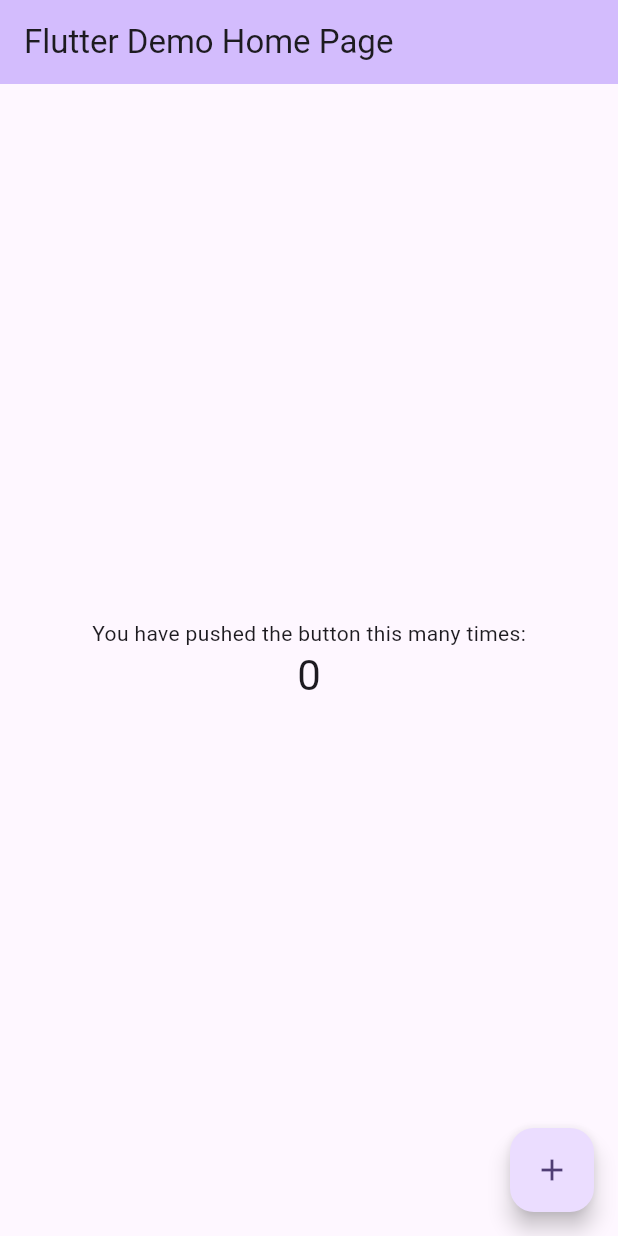
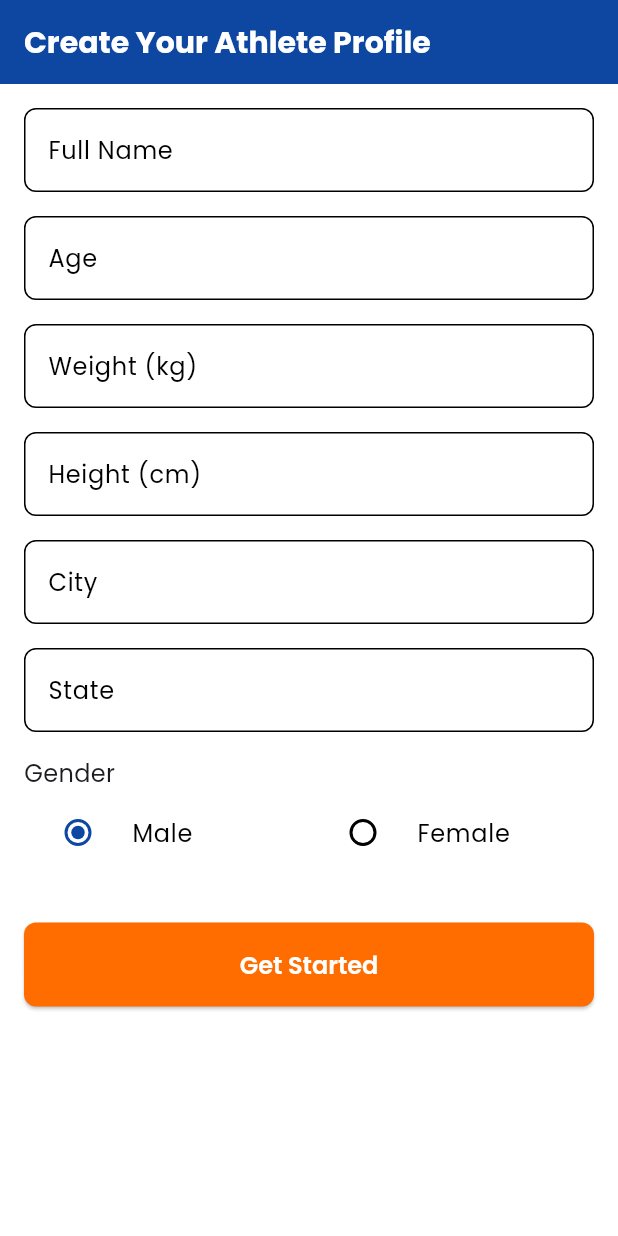
Before and after one commit to Sentinel0fNorth/myapp, a Flutter app: the screen it shows after launch, on a phone screen of 412 x 824 dp. Run offline on Flutter 3.47's test engine with Material 3 defaults, Android fonts, the phone set to English and light mode, and no system bars; our stand-ins replace go_router, google_fonts.

Commit message:
AtheleTrack app started

```diff
--- /dev/null
+++ b/lib/athlete_data.dart
@@ -0,0 +1,36 @@
+import 'package:flutter/material.dart';
+
+class AthleteData with ChangeNotifier {
+  String fullName = '';
+  int? age;
+  double? weight;
+  double? height;
+  String city = '';
+  String state = '';
+  String gender = 'Male';
+
+  void setAthleteData({
+    required String fullName,
+    required int? age,
+    required double? weight,
+    required double? height,
+    required String city,
+    required String state,
+    required String gender,
+  }) {
+    this.fullName = fullName;
+    this.age = age;
+    this.weight = weight;
+    this.height = height;
+    this.city = city;
+    this.state = state;
+    this.gender = gender;
+    notifyListeners();
+  }
+
+  void updateWeightAndHeight(double newWeight, double newHeight) {
+    weight = newWeight;
+    height = newHeight;
+    notifyListeners();
+  }
+}
--- a/lib/main.dart
+++ b/lib/main.dart
@@ -1,122 +1,92 @@
 import 'package:flutter/material.dart';
+import 'package:go_router/go_router.dart';
+import 'package:google_fonts/google_fonts.dart';
+import 'package:provider/provider.dart';
+
+import 'athlete_data.dart';
+import 'main_screen.dart';
+import 'profile_screen.dart';
+import 'profile_setup_screen.dart';
+import 'test_screen.dart';
 
 void main() {
   runApp(const MyApp());
 }
 
+final _router = GoRouter(
+  routes: [
+    GoRoute(
+      path: '/',
+      builder: (context, state) => const ProfileSetupScreen(),
+    ),
+    GoRoute(
+      path: '/main',
+      builder: (context, state) => const MainScreen(),
+    ),
+    GoRoute(
+      path: '/test/:testName',
+      builder: (context, state) => TestScreen(testName: state.pathParameters['testName']!),
+    ),
+    GoRoute(
+      path: '/profile',
+      builder: (context, state) => const ProfileScreen(),
+    ),
+  ],
+);
+
 class MyApp extends StatelessWidget {
   const MyApp({super.key});
 
-  // This widget is the root of your application.
   @override
   Widget build(BuildContext context) {
-    return MaterialApp(
-      title: 'Flutter Demo',
-      theme: ThemeData(
-        // This is the theme of your application.
-        //
-        // TRY THIS: Try running your application with "flutter run". You'll see
-        // the application has a purple toolbar. Then, without quitting the app,
-        // try changing the seedColor in the colorScheme below to Colors.green
-        // and then invoke "hot reload" (save your changes or press the "hot
-        // reload" button in a Flutter-supported IDE, or press "r" if you used
-        // the command line to start the app).
-        //
-        // Notice that the counter didn't reset back to zero; the application
-        // state is not lost during the reload. To reset the state, use hot
-        // restart instead.
-        //
-        // This works for code too, not just values: Most code changes can be
-        // tested with just a hot reload.
-        colorScheme: ColorScheme.fromSeed(seedColor: Colors.deepPurple),
+    const primaryColor = Color(0xFF0D47A1); // Deep Blue
+    const secondaryColor = Color(0xFF00C853); // Energetic Green
+    const accentColor = Color(0xFFFF6D00); // Vibrant Orange
+
+    final theme = ThemeData(
+      colorScheme: const ColorScheme.light(
+        primary: primaryColor,
+        secondary: secondaryColor,
+        tertiary: accentColor,
+        onPrimary: Colors.white,
       ),
-      home: const MyHomePage(title: 'Flutter Demo Home Page'),
+      textTheme: GoogleFonts.poppinsTextTheme(Theme.of(context).textTheme),
+      appBarTheme: AppBarTheme(
+        backgroundColor: primaryColor,
+        foregroundColor: Colors.white,
+        titleTextStyle: GoogleFonts.poppins(fontSize: 20, fontWeight: FontWeight.bold),
+      ),
+      elevatedButtonTheme: ElevatedButtonThemeData(
+        style: ElevatedButton.styleFrom(
+          backgroundColor: accentColor,
+          foregroundColor: Colors.white,
+          textStyle: GoogleFonts.poppins(fontSize: 16, fontWeight: FontWeight.w600),
+          padding: const EdgeInsets.symmetric(vertical: 16, horizontal: 24),
+          shape: RoundedRectangleBorder(
+            borderRadius: BorderRadius.circular(8),
+          ),
+        ),
+      ),
+      inputDecorationTheme: InputDecorationTheme(
+        border: OutlineInputBorder(
+          borderRadius: BorderRadius.circular(8),
+        ),
+      ),
+       cardTheme: CardThemeData(
+        elevation: 4,
+        shape: RoundedRectangleBorder(
+          borderRadius: BorderRadius.circular(12),
+        ),
+      ),
+    );
+
+    return ChangeNotifierProvider(
+      create: (context) => AthleteData(),
+      child: MaterialApp.router(
+        title: 'Sports Talent Recognition',
+        theme: theme,
+        routerConfig: _router,
+      ),
     );
   }
 }
-
-class MyHomePage extends StatefulWidget {
-  const MyHomePage({super.key, required this.title});
-
-  // This widget is the home page of your application. It is stateful, meaning
-  // that it has a State object (defined below) that contains fields that affect
-  // how it looks.
-
-  // This class is the configuration for the state. It holds the values (in this
-  // case the title) provided by the parent (in this case the App widget) and
-  // used by the build method of the State. Fields in a Widget subclass are
-  // always marked "final".
-
-  final String title;
-
-  @override
-  State<MyHomePage> createState() => _MyHomePageState();
-}
-
-class _MyHomePageState extends State<MyHomePage> {
-  int _counter = 0;
-
-  void _incrementCounter() {
-    setState(() {
-      // This call to setState tells the Flutter framework that something has
-      // changed in this State, which causes it to rerun the build method below
-      // so that the display can reflect the updated values. If we changed
-      // _counter without calling setState(), then the build method would not be
-      // called again, and so nothing would appear to happen.
-      _counter++;
-    });
-  }
-
-  @override
-  Widget build(BuildContext context) {
-    // This method is rerun every time setState is called, for instance as done
-    // by the _incrementCounter method above.
-    //
-    // The Flutter framework has been optimized to make rerunning build methods
-    // fast, so that you can just rebuild anything that needs updating rather
-    // than having to individually change instances of widgets.
-    return Scaffold(
-      appBar: AppBar(
-        // TRY THIS: Try changing the color here to a specific color (to
-        // Colors.amber, perhaps?) and trigger a hot reload to see the AppBar
-        // change color while the other colors stay the same.
-        backgroundColor: Theme.of(context).colorScheme.inversePrimary,
-        // Here we take the value from the MyHomePage object that was created by
-        // the App.build method, and use it to set our appbar title.
-        title: Text(widget.title),
-      ),
-      body: Center(
-        // Center is a layout widget. It takes a single child and positions it
-        // in the middle of the parent.
-        child: Column(
-          // Column is also a layout widget. It takes a list of children and
-          // arranges them vertically. By default, it sizes itself to fit its
-          // children horizontally, and tries to be as tall as its parent.
-          //
-          // Column has various properties to control how it sizes itself and
-          // how it positions its children. Here we use mainAxisAlignment to
-          // center the children vertically; the main axis here is the vertical
-          // axis because Columns are vertical (the cross axis would be
-          // horizontal).
-          //
-          // TRY THIS: Invoke "debug painting" (choose the "Toggle Debug Paint"
-          // action in the IDE, or press "p" in the console), to see the
-          // wireframe for each widget.
-          mainAxisAlignment: MainAxisAlignment.center,
-          children: <Widget>[
-            const Text('You have pushed the button this many times:'),
-            Text(
-              '$_counter',
-              style: Theme.of(context).textTheme.headlineMedium,
-            ),
-          ],
-        ),
-      ),
-      floatingActionButton: FloatingActionButton(
-        onPressed: _incrementCounter,
-        tooltip: 'Increment',
-        child: const Icon(Icons.add),
-      ), // This trailing comma makes auto-formatting nicer for build methods.
-    );
-  }
-}
--- /dev/null
+++ b/lib/profile_screen.dart
@@ -0,0 +1,111 @@
+import 'package:flutter/material.dart';
+import 'package:google_fonts/google_fonts.dart';
+import 'package:provider/provider.dart';
+
+import 'athlete_data.dart';
+
+class ProfileScreen extends StatefulWidget {
+  const ProfileScreen({super.key});
+
+  @override
+  State<ProfileScreen> createState() => _ProfileScreenState();
+}
+
+class _ProfileScreenState extends State<ProfileScreen> {
+  final _formKey = GlobalKey<FormState>();
+  late TextEditingController _weightController;
+  late TextEditingController _heightController;
+
+  @override
+  void didChangeDependencies() {
+    super.didChangeDependencies();
+    final athleteData = Provider.of<AthleteData>(context);
+    _weightController = TextEditingController(text: athleteData.weight.toString());
+    _heightController = TextEditingController(text: athleteData.height.toString());
+  }
+
+  @override
+  Widget build(BuildContext context) {
+    final theme = Theme.of(context);
+    final athleteData = Provider.of<AthleteData>(context);
+
+    return Scaffold(
+      appBar: AppBar(
+        title: Text('My Profile', style: GoogleFonts.poppins()),
+        backgroundColor: theme.colorScheme.primary,
+        foregroundColor: theme.colorScheme.onPrimary,
+      ),
+      body: Padding(
+        padding: const EdgeInsets.all(16.0),
+        child: Form(
+          key: _formKey,
+          child: ListView(
+            children: [
+              _buildProfileItem('Full Name', athleteData.fullName),
+              _buildProfileItem('Age', athleteData.age.toString()),
+              _buildProfileItem('Gender', athleteData.gender),
+              _buildProfileItem('City', athleteData.city),
+              _buildProfileItem('State', athleteData.state),
+              const SizedBox(height: 16),
+              TextFormField(
+                controller: _weightController,
+                decoration: const InputDecoration(labelText: 'Weight (kg)'),
+                keyboardType: TextInputType.number,
+                 validator: (value) {
+                  if (value == null || value.isEmpty) {
+                    return 'Please enter your weight';
+                  }
+                  return null;
+                },
+              ),
+              const SizedBox(height: 16),
+              TextFormField(
+                controller: _heightController,
+                decoration: const InputDecoration(labelText: 'Height (cm)'),
+                keyboardType: TextInputType.number,
+                 validator: (value) {
+                  if (value == null || value.isEmpty) {
+                    return 'Please enter your height';
+                  }
+                  return null;
+                },
+              ),
+              const SizedBox(height: 32),
+              ElevatedButton(
+                onPressed: () {
+                   if (_formKey.currentState!.validate()) {
+                      final newWeight = double.parse(_weightController.text);
+                      final newHeight = double.parse(_heightController.text);
+                      Provider.of<AthleteData>(context, listen: false).updateWeightAndHeight(newWeight, newHeight);
+                      print('New Weight: $newWeight, New Height: $newHeight');
+                   }
+                },
+                child: const Text('Save Changes'),
+              ),
+              const SizedBox(height: 16),
+              ElevatedButton(
+                onPressed: () {
+                   print('Upload Sports Certificates button pressed');
+                },
+                child: const Text('Upload Sports Certificates'),
+              ),
+            ],
+          ),
+        ),
+      ),
+    );
+  }
+
+  Widget _buildProfileItem(String label, String value) {
+    return Padding(
+      padding: const EdgeInsets.symmetric(vertical: 8.0),
+      child: Row(
+        mainAxisAlignment: MainAxisAlignment.spaceBetween,
+        children: [
+          Text(label, style: const TextStyle(fontWeight: FontWeight.bold)),
+          Text(value),
+        ],
+      ),
+    );
+  }
+}
--- /dev/null
+++ b/lib/profile_setup_screen.dart
@@ -0,0 +1,162 @@
+import 'package:flutter/material.dart';
+import 'package:go_router/go_router.dart';
+import 'package:google_fonts/google_fonts.dart';
+import 'package:provider/provider.dart';
+
+import 'athlete_data.dart';
+
+class ProfileSetupScreen extends StatefulWidget {
+  const ProfileSetupScreen({super.key});
+
+  @override
+  State<ProfileSetupScreen> createState() => _ProfileSetupScreenState();
+}
+
+class _ProfileSetupScreenState extends State<ProfileSetupScreen> {
+  final _formKey = GlobalKey<FormState>();
+  final _fullNameController = TextEditingController();
+  final _ageController = TextEditingController();
+  final _weightController = TextEditingController();
+  final _heightController = TextEditingController();
+  final _cityController = TextEditingController();
+  final _stateController = TextEditingController();
+  String _gender = 'Male';
+
+  @override
+  Widget build(BuildContext context) {
+    final theme = Theme.of(context);
+    return Scaffold(
+      appBar: AppBar(
+        title: Text('Create Your Athlete Profile', style: GoogleFonts.poppins()),
+        backgroundColor: theme.colorScheme.primary,
+        foregroundColor: theme.colorScheme.onPrimary,
+      ),
+      body: Padding(
+        padding: const EdgeInsets.all(16.0),
+        child: Form(
+          key: _formKey,
+          child: ListView(
+            children: [
+              TextFormField(
+                controller: _fullNameController,
+                decoration: const InputDecoration(labelText: 'Full Name'),
+                validator: (value) {
+                  if (value == null || value.isEmpty) {
+                    return 'Please enter your full name';
+                  }
+                  return null;
+                },
+              ),
+              const SizedBox(height: 16),
+              TextFormField(
+                controller: _ageController,
+                decoration: const InputDecoration(labelText: 'Age'),
+                keyboardType: TextInputType.number,
+                validator: (value) {
+                  if (value == null || value.isEmpty) {
+                    return 'Please enter your age';
+                  }
+                  return null;
+                },
+              ),
+              const SizedBox(height: 16),
+              TextFormField(
+                controller: _weightController,
+                decoration: const InputDecoration(labelText: 'Weight (kg)'),
+                keyboardType: TextInputType.number,
+                 validator: (value) {
+                  if (value == null || value.isEmpty) {
+                    return 'Please enter your weight';
+                  }
+                  return null;
+                },
+              ),
+              const SizedBox(height: 16),
+              TextFormField(
+                controller: _heightController,
+                decoration: const InputDecoration(labelText: 'Height (cm)'),
+                keyboardType: TextInputType.number,
+                 validator: (value) {
+                  if (value == null || value.isEmpty) {
+                    return 'Please enter your height';
+                  }
+                  return null;
+                },
+              ),
+              const SizedBox(height: 16),
+              TextFormField(
+                controller: _cityController,
+                decoration: const InputDecoration(labelText: 'City'),
+                 validator: (value) {
+                  if (value == null || value.isEmpty) {
+                    return 'Please enter your city';
+                  }
+                  return null;
+                },
+              ),
+              const SizedBox(height: 16),
+              TextFormField(
+                controller: _stateController,
+                decoration: const InputDecoration(labelText: 'State'),
+                 validator: (value) {
+                  if (value == null || value.isEmpty) {
+                    return 'Please enter your state';
+                  }
+                  return null;
+                },
+              ),
+              const SizedBox(height: 16),
+              const Text('Gender', style: TextStyle(fontSize: 16)),
+              Row(
+                children: [
+                  Expanded(
+                    child: RadioListTile<String>(
+                      title: const Text('Male'),
+                      value: 'Male',
+                      groupValue: _gender,
+                      onChanged: (value) {
+                        setState(() {
+                          _gender = value!;
+                        });
+                      },
+                    ),
+                  ),
+                  Expanded(
+                    child: RadioListTile<String>(
+                      title: const Text('Female'),
+                      value: 'Female',
+                      groupValue: _gender,
+                      onChanged: (value) {
+                        setState(() {
+                          _gender = value!;
+                        });
+                      },
+                    ),
+                  ),
+                ],
+              ),
+              const SizedBox(height: 32),
+              ElevatedButton(
+                onPressed: () {
+                  if (_formKey.currentState!.validate()) {
+                    Provider.of<AthleteData>(context, listen: false).setAthleteData(
+                      fullName: _fullNameController.text,
+                      age: int.parse(_ageController.text),
+                      weight: double.parse(_weightController.text),
+                      height: double.parse(_heightController.text),
+                      city: _cityController.text,
+                      state: _stateController.text,
+                      gender: _gender,
+                    );
+                    context.go('/main');
+                  }
+                },
+                child: const Text('Get Started'),
+              ),
+            ],
+          ),
+        ),
+      ),
+    );
+  }
+}
--- a/pubspec.yaml
+++ b/pubspec.yaml
@@ -34,6 +34,9 @@ dependencies:
   # The following adds the Cupertino Icons font to your application.
   # Use with the CupertinoIcons class for iOS style icons.
   cupertino_icons: ^1.0.8
+  google_fonts: ^6.3.2
+  provider: ^6.1.5+1
+  go_router: ^16.2.4
 
 dev_dependencies:
   flutter_test:
```
Also changed, not shown: lib/main_screen.dart (added, +58 -0 lines), lib/test_screen.dart (added, +51 -0 lines), pubspec.lock, 1 other file.
